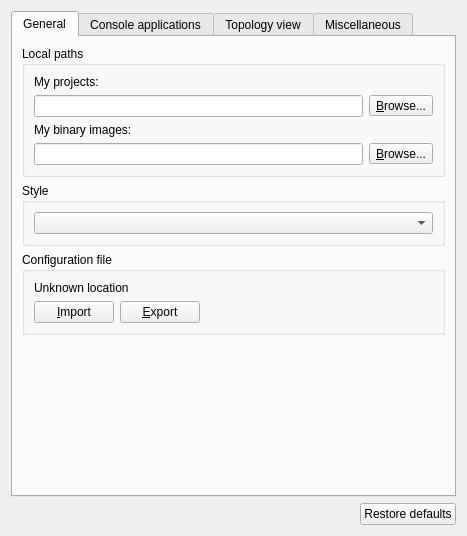
This is gns3/ui/general_preferences_page.ui in GNS3/gns3-gui as Qt 5 draws it before an edit. The edited form follows.
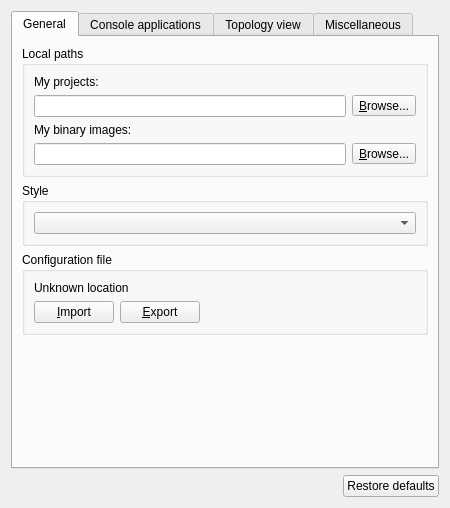
This is the edited form.

The edit to the form file:
```diff
--- a/gns3/ui/general_preferences_page.ui
+++ b/gns3/ui/general_preferences_page.ui
@@ -6,8 +6,8 @@
    <rect>
     <x>0</x>
     <y>0</y>
-    <width>467</width>
-    <height>536</height>
+    <width>450</width>
+    <height>480</height>
    </rect>
   </property>
   <property name="windowTitle">
```
